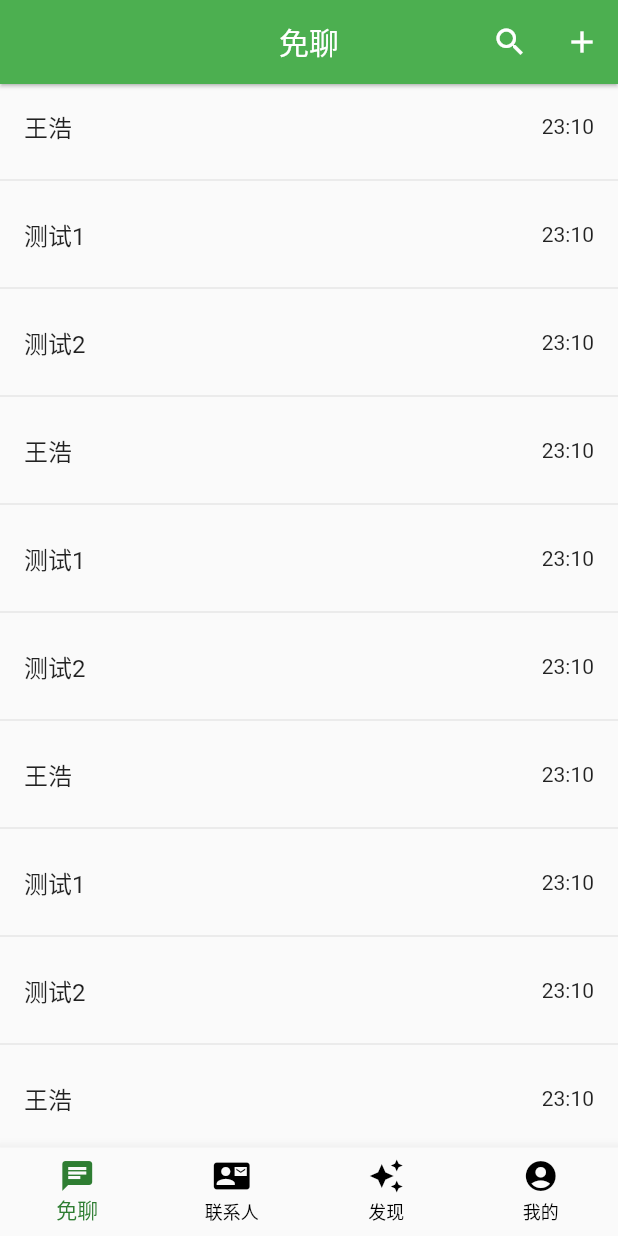
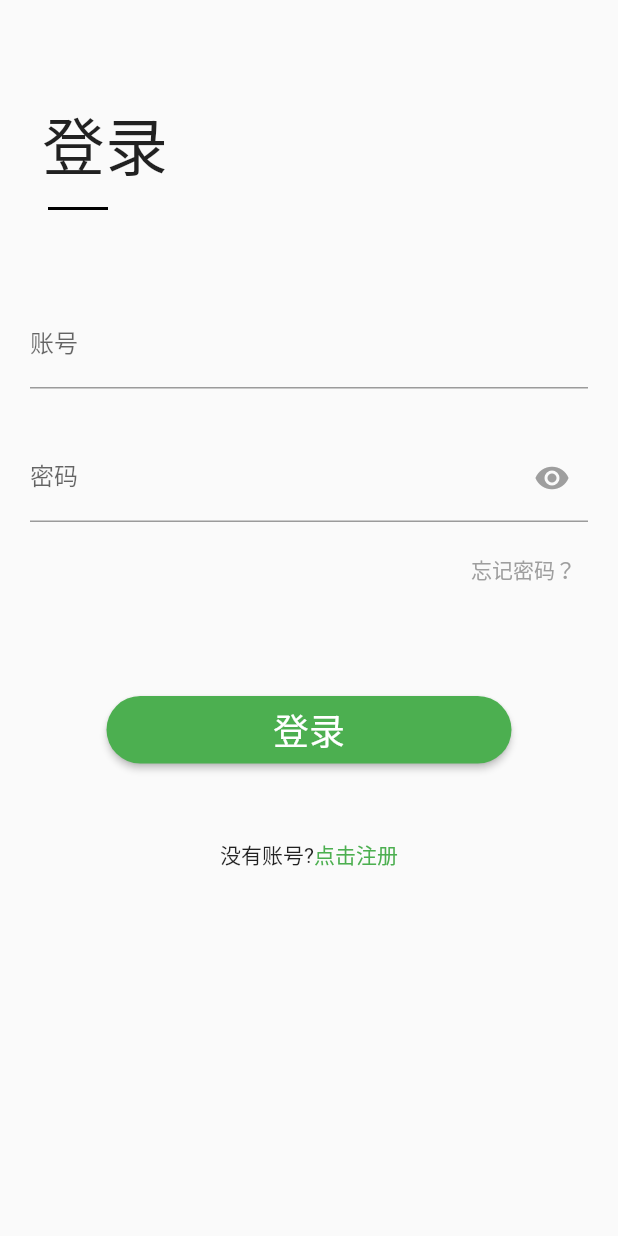
Before and after one commit to wh1246935943/freechat_flutter, a Flutter app: the screen it shows after launch, on a phone screen of 412 x 824 dp. Run offline on Flutter 3.47's test engine with Material 2 defaults, Android fonts, the light colour scheme and no system bars.

Commit message:
添加登路页面

```diff
--- /dev/null
+++ b/lib/Auth/login.dart
@@ -0,0 +1,182 @@
+import 'package:flutter/material.dart';
+// import 'package:path/path.dart';
+// import 'package:sqflite/sqflite.dart';
+import 'package:freechat/Index/index.dart';
+
+import '../Store/IndexStore.dart';
+
+class Login extends StatefulWidget {
+  const Login({super.key});
+
+  @override
+  State<StatefulWidget> createState() => _LoginState();
+}
+
+class _LoginState extends State<Login> {
+  final GlobalKey _formKey = GlobalKey<FormState>();
+  late String _email, _password;
+  bool _isObscure = true;
+  Color _eyeColor = Colors.grey;
+
+  void loginHandel(context) {
+    Navigator.pushReplacement(
+      context,
+      MaterialPageRoute<void>(builder: (context) => const Index())
+    );
+  }
+
+
+  @override
+  Widget build(BuildContext context) {
+    return Scaffold(
+      body: Form(
+        key: _formKey, // 设置globalKey，用于后面获取FormStat
+        autovalidateMode: AutovalidateMode.onUserInteraction,
+        child: ListView(
+          padding: const EdgeInsets.symmetric(horizontal: 20),
+          children: [
+            const SizedBox(height: kToolbarHeight), // 距离顶部一个工具栏的高度
+            buildTitle(), // Login
+            buildTitleLine(), // Login下面的下划线
+            const SizedBox(height: 60),
+            buildEmailTextField(), // 输入邮箱
+            const SizedBox(height: 30),
+            buildPasswordTextField(context), // 输入密码
+            buildForgetPasswordText(context), // 忘记密码
+            const SizedBox(height: 60),
+            buildLoginButton(context), // 登录按钮
+            const SizedBox(height: 40),
+            buildRegisterText(context), // 注册
+          ],
+        ),
+      ),
+    );
+  }
+
+  Widget buildRegisterText(context) {
+    return Center(
+      child: Padding(
+        padding: const EdgeInsets.only(top: 10),
+        child: Row(
+          mainAxisAlignment: MainAxisAlignment.center,
+          children: [
+            const Text('没有账号?'),
+            GestureDetector(
+              child: const Text('点击注册', style: TextStyle(color: Colors.green)),
+              onTap: () {
+                // loginHandel(context);
+              },
+            )
+          ],
+        ),
+      ),
+    );
+  }
+
+  Widget buildLoginButton(BuildContext context) {
+    return Align(
+      child: SizedBox(
+        height: 45,
+        width: 270,
+        child: ElevatedButton(
+          style: ButtonStyle(
+              // 设置圆角
+              shape: MaterialStateProperty.all(const StadiumBorder(
+                  side: BorderSide(style: BorderStyle.none)))),
+          child: Text('登录',
+              style: Theme.of(context).primaryTextTheme.headline5),
+          onPressed: () {
+            // 表单校验通过才会继续执行
+            if ((_formKey.currentState as FormState).validate()) {
+              (_formKey.currentState as FormState).save();
+              //TODO 执行登录方法
+              print('email: $_email, password: $_password');
+              loginHandel(context);
+            }
+          },
+        ),
+      ),
+    );
+  }
+
+  Widget buildForgetPasswordText(BuildContext context) {
+    return Padding(
+      padding: const EdgeInsets.only(top: 8),
+      child: Align(
+        alignment: Alignment.centerRight,
+        child: TextButton(
+          onPressed: () {
+            // Navigator.pop(context);
+            print("忘记密码");
+          },
+          child: const Text("忘记密码？",
+              style: TextStyle(fontSize: 14, color: Colors.grey)),
+        ),
+      ),
+    );
+  }
+
+  Widget buildPasswordTextField(BuildContext context) {
+    return TextFormField(
+        obscureText: _isObscure, // 是否显示文字
+        onSaved: (v) => _password = v!,
+        validator: (v) {
+          if (v!.isEmpty) {
+            return '请输入密码';
+          }
+        },
+        decoration: InputDecoration(
+            labelText: "密码",
+            suffixIcon: IconButton(
+              icon: Icon(
+                Icons.remove_red_eye,
+                color: _eyeColor,
+              ),
+              onPressed: () {
+                // 修改 state 内部变量, 且需要界面内容更新, 需要使用 setState()
+                setState(() {
+                  _isObscure = !_isObscure;
+                  _eyeColor = (_isObscure
+                      ? Colors.grey
+                      : Theme.of(context).iconTheme.color)!;
+                });
+              },
+            )));
+  }
+
+  Widget buildEmailTextField() {
+    return TextFormField(
+      decoration: const InputDecoration(labelText: '账号'),
+      validator: (v) {
+        var emailReg = RegExp(
+            r"^[a-zA-Z0-9_-]{6,20}$");
+        if (!emailReg.hasMatch(v!)) {
+          return '请输入正确的免聊账号';
+        }
+      },
+      onSaved: (v) => _email = v!,
+    );
+  }
+
+  Widget buildTitleLine() {
+    return Padding(
+        padding: const EdgeInsets.only(left: 12.0, top: 4.0),
+        child: Align(
+          alignment: Alignment.bottomLeft,
+          child: Container(
+            color: Colors.black,
+            width: 40,
+            height: 2,
+          ),
+        ));
+  }
+
+  Widget buildTitle() {
+    return const Padding(
+        padding: EdgeInsets.all(8),
+        child: Text(
+          '登录',
+          style: TextStyle(fontSize: 42),
+        ));
+  }
+}
--- /dev/null
+++ b/lib/Store/IndexStore.dart
@@ -0,0 +1,13 @@
+import 'package:flutter/cupertino.dart';
+
+class IndexStore extends Object with ChangeNotifier{
+
+  bool _loginState = false;
+
+  get loginState => _loginState;
+
+  void set(){
+    _loginState = !_loginState;
+    notifyListeners();//通知所有的观察者
+  }
+}
--- a/lib/common/NavbarMoreList/content_box.dart
+++ b/lib/common/NavbarMoreList/content_box.dart
@@ -41,7 +41,7 @@ class ContentBox extends StatelessWidget {
           mainAxisAlignment: MainAxisAlignment.spaceBetween,
           children: list.map<Widget>((e) => InkWell(
             child: Container(
-              height: 40,
+              height: 50,
               alignment: Alignment.center,
               child: Text(
                 e,
--- a/lib/main.dart
+++ b/lib/main.dart
@@ -1,7 +1,35 @@
 import 'package:flutter/material.dart';
 import 'package:freechat/Index/index.dart';
+import 'package:freechat/Auth/login.dart';
+
+import 'package:provider/provider.dart';
+import 'package:freechat/Store/IndexStore.dart';
 
 // 这里为入口函数
-void main() => runApp(const MaterialApp(
-  home: Index()
-));
+void main() => runApp(
+  MultiProvider(providers: [
+    ChangeNotifierProvider(
+    create: (context) => IndexStore())
+  ],
+    child: const App(),
+  )
+);
+
+class App extends StatelessWidget {
+  const App({super.key});
+
+  @override
+  Widget build(BuildContext context) {
+
+    bool isLogin = Provider.of<IndexStore>(context).loginState;
+
+    return MaterialApp(
+      home: Scaffold(
+        body: isLogin ? const Index() : const Login()
+      ),
+      theme: ThemeData(
+        primarySwatch: Colors.green, // 设置主题颜色
+      )
+    );
+  }
+}
--- a/pubspec.yaml
+++ b/pubspec.yaml
@@ -13,6 +13,10 @@ dependencies:
     sdk: flutter
   cupertino_icons: ^1.0.2
   english_words: ^4.0.0
+  path: ^1.8.2
+  sqflite: ^2.2.2
+  provider: ^6.0.4
+  fluro: ^2.0.4
 
 dev_dependencies:
   flutter_test:
```
Also changed, not shown: pubspec.lock, 1 other file.
